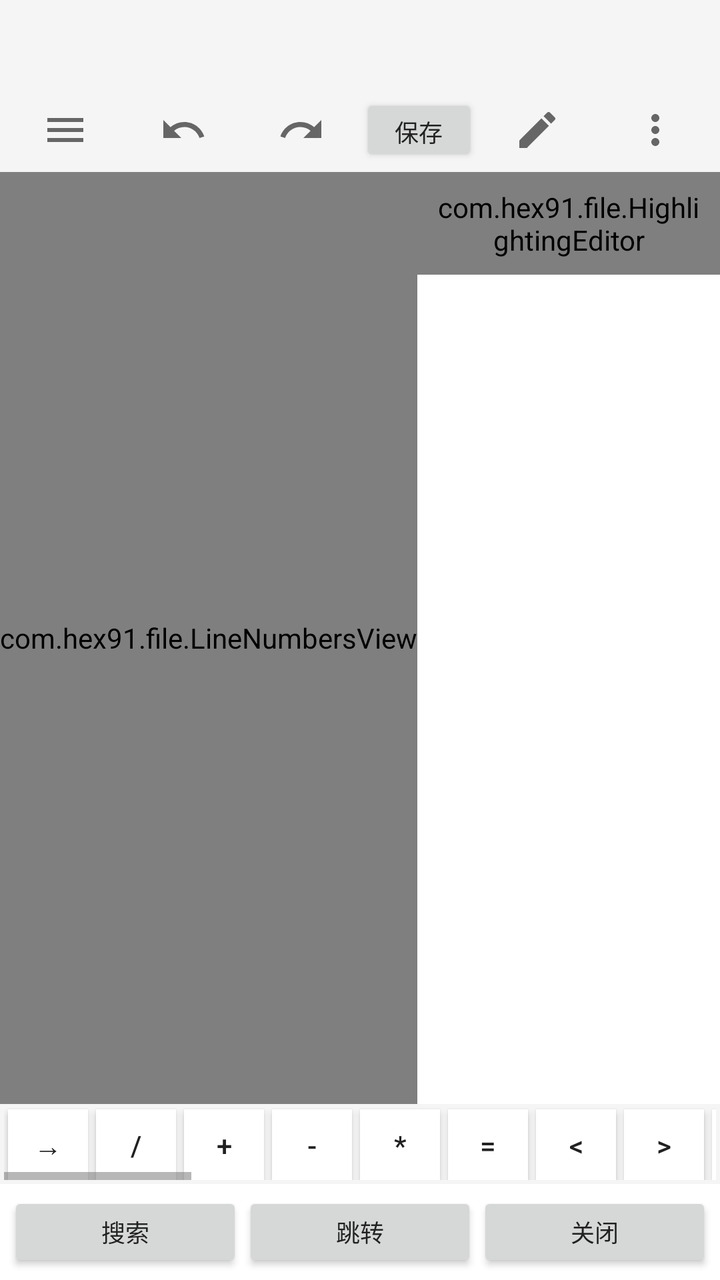
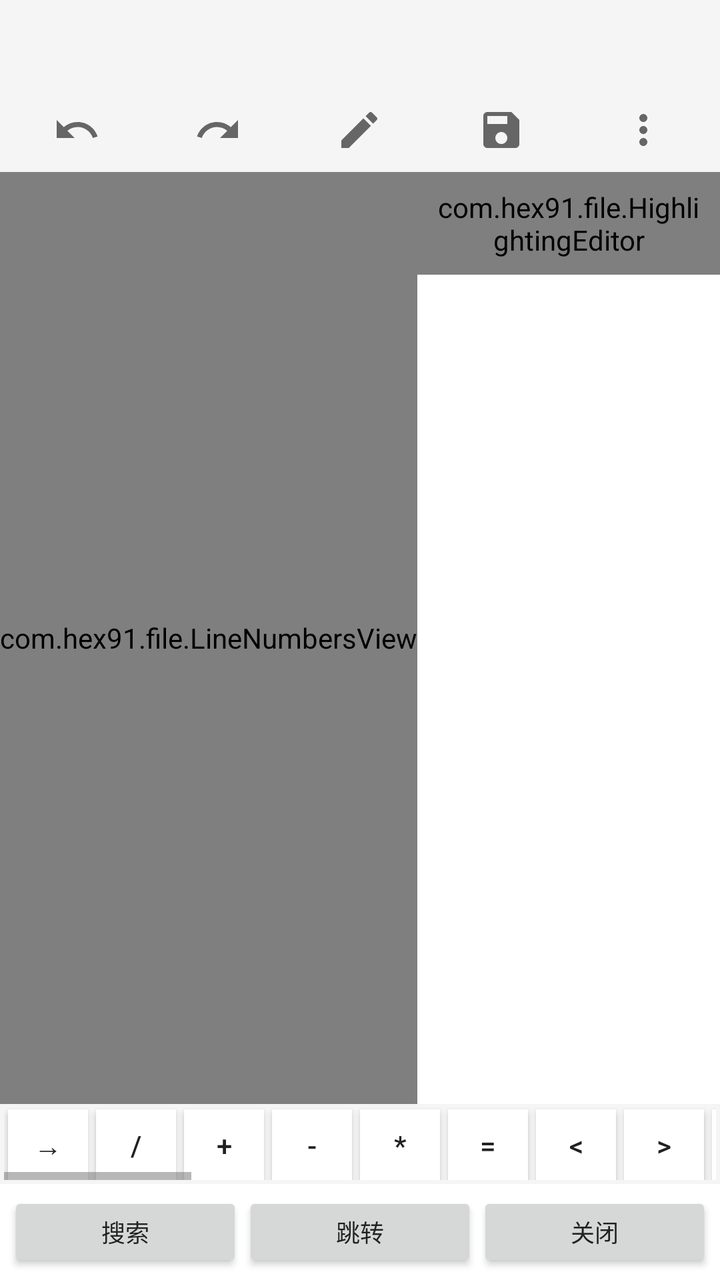

Before-and-after screenshots of an Android layout around one commit, followed by the original layout XML and the change that was made.
<!-- AndroidManifest.xml: application theme Theme_Hex_0 -->
<!-- res/layout/activity_editor.xml -->
<?xml version="1.0" encoding="utf-8"?>
<LinearLayout xmlns:android="http://schemas.android.com/apk/res/android"
    android:orientation="vertical"
    android:layout_width="match_parent"
    android:layout_height="match_parent"
    android:background="?attr/hfBg">

    <TextView
        android:id="@+id/editor_title"
        android:layout_width="match_parent"
        android:layout_height="wrap_content"
        android:padding="10dp"
        android:textSize="13sp"
        android:textStyle="bold"
        android:textColor="?attr/hfText"
        android:background="?attr/hfSurfaceAlt"
        android:minHeight="44dp"
        android:maxLines="2"
        android:ellipsize="middle"/>

    
    <LinearLayout
        android:layout_width="match_parent"
        android:layout_height="wrap_content"
        android:orientation="horizontal"
        android:background="?attr/hfSurfaceAlt"
        android:padding="3dp">

        <ImageButton
            android:id="@+id/editor_menu"
            android:layout_width="0dp"
            android:layout_height="36dp"
            android:layout_weight="1"
            android:src="@drawable/ic_menu"
            android:tint="@null"
            android:background="?android:attr/selectableItemBackground"
            android:scaleType="fitCenter"
            android:padding="6dp"
            android:minWidth="0dp"
            android:minHeight="0dp"
            android:contentDescription="菜单"/>

        <ImageButton
            android:id="@+id/editor_undo"
            android:layout_width="0dp"
            android:layout_height="36dp"
            android:layout_weight="1"
            android:src="@drawable/ic_undo"
            android:tint="@null"
            android:background="?android:attr/selectableItemBackground"
            android:scaleType="fitCenter"
            android:padding="6dp"
            android:minWidth="0dp"
            android:minHeight="0dp"
            android:contentDescription="撤销"/>

        <ImageButton
            android:id="@+id/editor_redo"
            android:layout_width="0dp"
            android:layout_height="36dp"
            android:layout_weight="1"
            android:src="@drawable/ic_redo"
            android:tint="@null"
            android:background="?android:attr/selectableItemBackground"
            android:scaleType="fitCenter"
            android:padding="6dp"
            android:minWidth="0dp"
            android:minHeight="0dp"
            android:contentDescription="重做"/>

        <Button
            android:id="@+id/editor_save"
            android:layout_width="0dp"
            android:layout_height="36dp"
            android:layout_weight="1"
            android:text="保存"
            android:textSize="12sp"/>

        <ImageButton
            android:id="@+id/editor_editmenu"
            android:layout_width="0dp"
            android:layout_height="36dp"
            android:layout_weight="1"
            android:src="@drawable/ic_edit"
            android:tint="@null"
            android:background="?android:attr/selectableItemBackground"
            android:scaleType="fitCenter"
            android:padding="6dp"
            android:minWidth="0dp"
            android:minHeight="0dp"
            android:contentDescription="编辑操作"/>

        <ImageButton
            android:id="@+id/editor_more"
            android:layout_width="0dp"
            android:layout_height="36dp"
            android:layout_weight="1"
            android:src="@drawable/ic_more"
            android:tint="@null"
            android:background="?android:attr/selectableItemBackground"
            android:scaleType="fitCenter"
            android:padding="6dp"
            android:minWidth="0dp"
            android:minHeight="0dp"
            android:contentDescription="更多"/>
    </LinearLayout>

    
    <LinearLayout
        android:id="@+id/editor_search_panel"
        android:layout_width="match_parent"
        android:layout_height="wrap_content"
        android:orientation="vertical"
        android:visibility="gone"
        android:background="?attr/hfSurfaceAlt"
        android:padding="4dp">

        <LinearLayout
            android:layout_width="match_parent"
            android:layout_height="wrap_content"
            android:orientation="horizontal"
            android:gravity="center_vertical">

            <EditText
                android:id="@+id/editor_search_text"
                android:layout_width="0dp"
                android:layout_height="36dp"
                android:layout_weight="1"
                android:background="?attr/hfSurface"
                android:paddingLeft="8dp"
                android:paddingRight="8dp"
                android:textSize="13sp"
                android:hint="搜索"/>

            <TextView
                android:id="@+id/editor_search_count"
                android:layout_width="wrap_content"
                android:layout_height="36dp"
                android:gravity="center"
                android:minWidth="48dp"
                android:paddingLeft="6dp"
                android:paddingRight="6dp"
                android:textSize="12sp"
                android:textColor="?attr/hfTextSub"
                android:text="0/0"/>

            <ImageButton
                android:id="@+id/editor_search_prev"
                android:layout_width="38dp"
                android:layout_height="36dp"
                android:src="@drawable/ic_up"
                android:tint="@null"
                android:background="?android:attr/selectableItemBackground"
                android:scaleType="fitCenter"
                android:padding="4dp"
                android:minWidth="0dp"
                android:minHeight="0dp"
                android:contentDescription="上一个"/>

            <ImageButton
                android:id="@+id/editor_search_next"
                android:layout_width="38dp"
                android:layout_height="36dp"
                android:src="@drawable/ic_down"
                android:tint="@null"
                android:background="?android:attr/selectableItemBackground"
                android:scaleType="fitCenter"
                android:padding="4dp"
                android:minWidth="0dp"
                android:minHeight="0dp"
                android:contentDescription="下一个"/>

            <ImageButton
                android:id="@+id/editor_search_close"
                android:layout_width="38dp"
                android:layout_height="36dp"
                android:src="@drawable/ic_close"
                android:tint="@null"
                android:background="?android:attr/selectableItemBackground"
                android:scaleType="fitCenter"
                android:padding="4dp"
                android:minWidth="0dp"
                android:minHeight="0dp"
                android:contentDescription="关闭搜索"/>
        </LinearLayout>

        
        <LinearLayout
            android:layout_width="match_parent"
            android:layout_height="wrap_content"
            android:orientation="horizontal"
            android:gravity="center_vertical"
            android:layout_marginTop="2dp">

            <CheckBox
                android:id="@+id/editor_opt_case"
                android:layout_width="wrap_content"
                android:layout_height="wrap_content"
                android:text="区分大小写"
                android:textSize="11sp"/>

            <CheckBox
                android:id="@+id/editor_opt_word"
                android:layout_width="wrap_content"
                android:layout_height="wrap_content"
                android:text="全词"
                android:textSize="11sp"/>

            <CheckBox
                android:id="@+id/editor_opt_regex"
                android:layout_width="wrap_content"
                android:layout_height="wrap_content"
                android:text="正则"
                android:textSize="11sp"/>
        </LinearLayout>

        <LinearLayout
            android:layout_width="match_parent"
            android:layout_height="wrap_content"
            android:orientation="horizontal"
            android:gravity="center_vertical"
            android:layout_marginTop="4dp">

            <EditText
                android:id="@+id/editor_replace_text"
                android:layout_width="0dp"
                android:layout_height="36dp"
                android:layout_weight="1"
                android:background="?attr/hfSurface"
                android:paddingLeft="8dp"
                android:paddingRight="8dp"
                android:textSize="13sp"
                android:hint="替换为"/>

            <Button
                android:id="@+id/editor_replace_one"
                android:layout_width="0dp"
                android:layout_height="36dp"
                android:layout_weight="1"
                android:text="替换"
                android:textSize="12sp"/>

            <Button
                android:id="@+id/editor_replace_all"
                android:layout_width="0dp"
                android:layout_height="36dp"
                android:layout_weight="1"
                android:text="全部"
                android:textSize="12sp"/>
        </LinearLayout>
    </LinearLayout>

    
    <ScrollView
        android:id="@+id/editor_scroll"
        android:layout_width="match_parent"
        android:layout_height="0dp"
        android:layout_weight="1"
        android:fillViewport="true"
        android:background="?attr/hfSurface"
        android:scrollbars="vertical">

        <LinearLayout
            android:layout_width="match_parent"
            android:layout_height="wrap_content"
            android:orientation="horizontal"
            android:baselineAligned="false"
            android:background="?attr/hfSurface">

            <com.hex91.file.LineNumbersView
                android:id="@+id/editor_lines"
                android:layout_width="wrap_content"
                android:layout_height="match_parent" />

            <com.hex91.file.HighlightingEditor
                android:id="@+id/editor_text"
                android:layout_width="0dp"
                android:layout_height="wrap_content"
                android:layout_weight="1"
                android:background="?attr/hfSurface"
                android:gravity="top"
                android:hint="正在加载…"
                android:imeOptions="flagNoExtractUi"
                android:inputType="textMultiLine|textNoSuggestions"
                android:isScrollContainer="false"
                android:minHeight="1dp"
                android:overScrollMode="never"
                android:paddingLeft="8dp"
                android:paddingTop="8dp"
                android:paddingRight="8dp"
                android:paddingBottom="8dp"
                android:scrollbars="none"
                android:textSize="13sp"
                android:textColor="?attr/hfText" />
        </LinearLayout>
    </ScrollView>

    
    <HorizontalScrollView
        android:layout_width="match_parent"
        android:layout_height="wrap_content"
        android:background="?attr/hfSurfaceAlt"
        android:padding="2dp">

        <LinearLayout
            android:id="@+id/editor_symbols"
            android:layout_width="wrap_content"
            android:layout_height="wrap_content"
            android:orientation="horizontal">

            <Button style="@style/SymBtn" android:text="→"/>
            <Button style="@style/SymBtn" android:text="/"/>
            <Button style="@style/SymBtn" android:text="+"/>
            <Button style="@style/SymBtn" android:text="-"/>
            <Button style="@style/SymBtn" android:text="*"/>
            <Button style="@style/SymBtn" android:text="="/>
            <Button style="@style/SymBtn" android:text="&lt;"/>
            <Button style="@style/SymBtn" android:text="&gt;"/>
            <Button style="@style/SymBtn" android:text="&quot;"/>
            <Button style="@style/SymBtn" android:text="'"/>
            <Button style="@style/SymBtn" android:text=":"/>
            <Button style="@style/SymBtn" android:text=";"/>
            <Button style="@style/SymBtn" android:text="("/>
            <Button style="@style/SymBtn" android:text=")"/>
            <Button style="@style/SymBtn" android:text="{"/>
            <Button style="@style/SymBtn" android:text="}"/>
            <Button style="@style/SymBtn" android:text="["/>
            <Button style="@style/SymBtn" android:text="]"/>
            <Button style="@style/SymBtn" android:text="="/>
            <Button style="@style/SymBtn" android:text="&amp;"/>
            <Button style="@style/SymBtn" android:text="|"/>
            <Button style="@style/SymBtn" android:text="!"/>
            <Button style="@style/SymBtn" android:text="?"/>
            <Button style="@style/SymBtn" android:text="@"/>
            <Button style="@style/SymBtn" android:text="#"/>
            <Button style="@style/SymBtn" android:text="$"/>
            <Button style="@style/SymBtn" android:text="%"/>
            <Button style="@style/SymBtn" android:text="\\"/>
            <Button style="@style/SymBtn" android:text=" "/>
            <Button style="@style/SymBtn" android:text="Tab"/>
            <Button style="@style/SymBtn" android:text="换行"/>
        </LinearLayout>
    </HorizontalScrollView>

    <LinearLayout
        android:layout_width="match_parent"
        android:layout_height="wrap_content"
        android:orientation="horizontal"
        android:padding="4dp">

        <Button
            android:id="@+id/editor_search"
            android:layout_width="0dp"
            android:layout_height="40dp"
            android:layout_weight="1"
            android:text="搜索"
            android:textSize="12sp"/>

        <Button
            android:id="@+id/editor_goto"
            android:layout_width="0dp"
            android:layout_height="40dp"
            android:layout_weight="1"
            android:text="跳转"
            android:textSize="12sp"/>

        <Button
            android:id="@+id/editor_close"
            android:layout_width="0dp"
            android:layout_height="40dp"
            android:layout_weight="1"
            android:text="关闭"
            android:textSize="12sp"/>
    </LinearLayout>

</LinearLayout>
<!-- resources referenced by this layout -->
<resources>
  <!-- drawable ic_close (drawable) -->
  <?xml version="1.0" encoding="utf-8"?>
  <vector xmlns:android="http://schemas.android.com/apk/res/android"
      android:width="24dp"
      android:height="24dp"
      android:viewportWidth="24"
      android:viewportHeight="24">
      <path
          android:fillColor="#FF666666"
          android:pathData="M19 6.41L17.59 5 12 10.59 6.41 5 5 6.41 10.59 12 5 17.59 6.41 19 12 13.41 17.59 19 19 17.59 13.41 12z" />
  </vector>
  <!-- drawable ic_down (drawable) -->
  <?xml version="1.0" encoding="utf-8"?>
  <vector xmlns:android="http://schemas.android.com/apk/res/android"
      android:width="24dp"
      android:height="24dp"
      android:viewportWidth="24"
      android:viewportHeight="24">
      <path
          android:fillColor="#FF666666"
          android:pathData="M7.41 8.59L12 13.17l4.59-4.58L18 10l-6 6-6-6z" />
  </vector>
  <!-- drawable ic_menu (drawable) -->
  <?xml version="1.0" encoding="utf-8"?>
  <vector xmlns:android="http://schemas.android.com/apk/res/android"
      android:width="24dp"
      android:height="24dp"
      android:viewportWidth="24"
      android:viewportHeight="24">
      <path
          android:fillColor="#FF666666"
          android:pathData="M3 18h18v-2H3v2zm0-5h18v-2H3v2zm0-7v2h18V6H3z" />
  </vector>
  <!-- drawable ic_more (drawable) -->
  <?xml version="1.0" encoding="utf-8"?>
  <vector xmlns:android="http://schemas.android.com/apk/res/android"
      android:width="24dp"
      android:height="24dp"
      android:viewportWidth="24"
      android:viewportHeight="24">
      <path
          android:fillColor="#FF666666"
          android:pathData="M12 8c1.1 0 2-.9 2-2s-.9-2-2-2-2 .9-2 2 .9 2 2 2zm0 2c-1.1 0-2 .9-2 2s.9 2 2 2 2-.9 2-2-.9-2-2-2zm0 6c-1.1 0-2 .9-2 2s.9 2 2 2 2-.9 2-2-.9-2-2-2z" />
  </vector>
  <!-- drawable ic_redo (drawable) -->
  <?xml version="1.0" encoding="utf-8"?>
  <vector xmlns:android="http://schemas.android.com/apk/res/android"
      android:width="24dp"
      android:height="24dp"
      android:viewportWidth="24"
      android:viewportHeight="24">
      <path
          android:fillColor="#FF666666"
          android:pathData="M18.4 10.6C16.55 8.99 14.15 8 11.5 8c-4.65 0-8.58 3.03-9.96 7.22L3.9 16c1.05-3.19 4.05-5.5 7.6-5.5 1.95 0 3.73.72 5.12 1.88L13 16h9V7l-3.6 3.6z" />
  </vector>
  <!-- drawable ic_undo (drawable) -->
  <?xml version="1.0" encoding="utf-8"?>
  <vector xmlns:android="http://schemas.android.com/apk/res/android"
      android:width="24dp"
      android:height="24dp"
      android:viewportWidth="24"
      android:viewportHeight="24">
      <path
          android:fillColor="#FF666666"
          android:pathData="M12.5 8c-2.65 0-5.05.99-6.9 2.6L2 7v9h9l-3.62-3.62c1.39-1.16 3.16-1.88 5.12-1.88 3.54 0 6.55 2.31 7.6 5.5l2.37-.78C21.08 11.03 17.15 8 12.5 8z" />
  </vector>
  <!-- drawable ic_up (drawable) -->
  <?xml version="1.0" encoding="utf-8"?>
  <vector xmlns:android="http://schemas.android.com/apk/res/android"
      android:width="24dp"
      android:height="24dp"
      android:viewportWidth="24"
      android:viewportHeight="24">
      <path
          android:fillColor="#FF666666"
          android:pathData="M7.41 15.41L12 10.83l4.59 4.58L18 14l-6-6-6 6z" />
  </vector>
  <!-- unchanged entries left out for length: 4 -->
</resources>

<!-- the commit's change to res/layout/activity_editor.xml (unified diff, before → after) -->
@@ -27,20 +27,6 @@
         android:padding="3dp">
 
         <ImageButton
-            android:id="@+id/editor_menu"
-            android:layout_width="0dp"
-            android:layout_height="36dp"
-            android:layout_weight="1"
-            android:src="@drawable/ic_menu"
-            android:tint="@null"
-            android:background="?android:attr/selectableItemBackground"
-            android:scaleType="fitCenter"
-            android:padding="6dp"
-            android:minWidth="0dp"
-            android:minHeight="0dp"
-            android:contentDescription="菜单"/>
-
-        <ImageButton
             android:id="@+id/editor_undo"
             android:layout_width="0dp"
             android:layout_height="36dp"
@@ -68,27 +54,48 @@
             android:minHeight="0dp"
             android:contentDescription="重做"/>
 
-        <Button
+        <ImageButton
+            android:id="@+id/editor_java"
+            android:layout_width="0dp"
+            android:layout_height="36dp"
+            android:layout_weight="1"
+            android:src="@drawable/ic_java"
+            android:tint="@null"
+            android:background="?android:attr/selectableItemBackground"
+            android:scaleType="fitCenter"
+            android:padding="6dp"
+            android:minWidth="0dp"
+            android:minHeight="0dp"
+            android:contentDescription="转为 Java"
+            android:visibility="gone"/>
+
+        <ImageButton
+            android:id="@+id/editor_editmenu"
+            android:layout_width="0dp"
+            android:layout_height="36dp"
+            android:layout_weight="1"
+            android:src="@drawable/ic_edit"
+            android:tint="@null"
+            android:background="?android:attr/selectableItemBackground"
+            android:scaleType="fitCenter"
+            android:padding="6dp"
+            android:minWidth="0dp"
+            android:minHeight="0dp"
+            android:contentDescription="编辑操作"/>
+
+        <ImageButton
             android:id="@+id/editor_save"
             android:layout_width="0dp"
             android:layout_height="36dp"
             android:layout_weight="1"
-            android:text="保存"
-            android:textSize="12sp"/>
-
-        <ImageButton
-            android:id="@+id/editor_editmenu"
-            android:layout_width="0dp"
-            android:layout_height="36dp"
-            android:layout_weight="1"
-            android:src="@drawable/ic_edit"
-            android:tint="@null"
-            android:background="?android:attr/selectableItemBackground"
-            android:scaleType="fitCenter"
-            android:padding="6dp"
-            android:minWidth="0dp"
-            android:minHeight="0dp"
-            android:contentDescription="编辑操作"/>
+            android:src="@drawable/ic_save"
+            android:tint="@null"
+            android:background="?android:attr/selectableItemBackground"
+            android:scaleType="fitCenter"
+            android:padding="6dp"
+            android:minWidth="0dp"
+            android:minHeight="0dp"
+            android:contentDescription="保存"/>
 
         <ImageButton
             android:id="@+id/editor_more"
<!-- resource entries referenced after the edit -->
@@ -22,7 +22,7 @@
           android:fillColor="#FF666666"
           android:pathData="M7.41 8.59L12 13.17l4.59-4.58L18 10l-6 6-6-6z" />
   </vector>
-  <!-- drawable ic_menu (drawable) -->
+  <!-- drawable ic_java (drawable) -->
   <?xml version="1.0" encoding="utf-8"?>
   <vector xmlns:android="http://schemas.android.com/apk/res/android"
       android:width="24dp"
@@ -31,7 +31,7 @@
       android:viewportHeight="24">
       <path
           android:fillColor="#FF666666"
-          android:pathData="M3 18h18v-2H3v2zm0-5h18v-2H3v2zm0-7v2h18V6H3z" />
+          android:pathData="M9.4 16.6L4.8 12l4.6-4.6L8 6l-6 6 6 6 1.4-1.4zm5.2 0l4.6-4.6-4.6-4.6L16 6l6 6-6 6-1.4-1.4z" />
   </vector>
   <!-- drawable ic_more (drawable) -->
   <?xml version="1.0" encoding="utf-8"?>
@@ -54,6 +54,17 @@
       <path
           android:fillColor="#FF666666"
           android:pathData="M18.4 10.6C16.55 8.99 14.15 8 11.5 8c-4.65 0-8.58 3.03-9.96 7.22L3.9 16c1.05-3.19 4.05-5.5 7.6-5.5 1.95 0 3.73.72 5.12 1.88L13 16h9V7l-3.6 3.6z" />
+  </vector>
+  <!-- drawable ic_save (drawable) -->
+  <?xml version="1.0" encoding="utf-8"?>
+  <vector xmlns:android="http://schemas.android.com/apk/res/android"
+      android:width="24dp"
+      android:height="24dp"
+      android:viewportWidth="24"
+      android:viewportHeight="24">
+      <path
+          android:fillColor="#FF666666"
+          android:pathData="M17 3H5c-1.11 0-2 0.9-2 2v14c0 1.1 0.89 2 2 2h14c1.1 0 2-0.9 2-2V7l-4-4zm-5 16c-1.66 0-3-1.34-3-3s1.34-3 3-3 3 1.34 3 3-1.34 3-3 3zm3-10H5V5h10v4z" />
   </vector>
   <!-- drawable ic_undo (drawable) -->
   <?xml version="1.0" encoding="utf-8"?>
